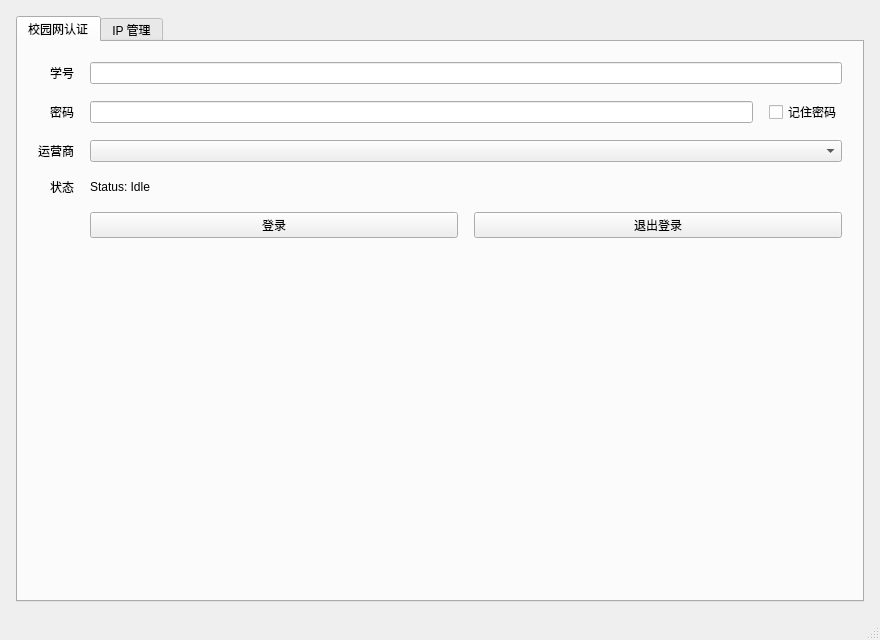
Qt form mainwindow.ui (D3nesyan/JMCampusNetLinker) before a commit.
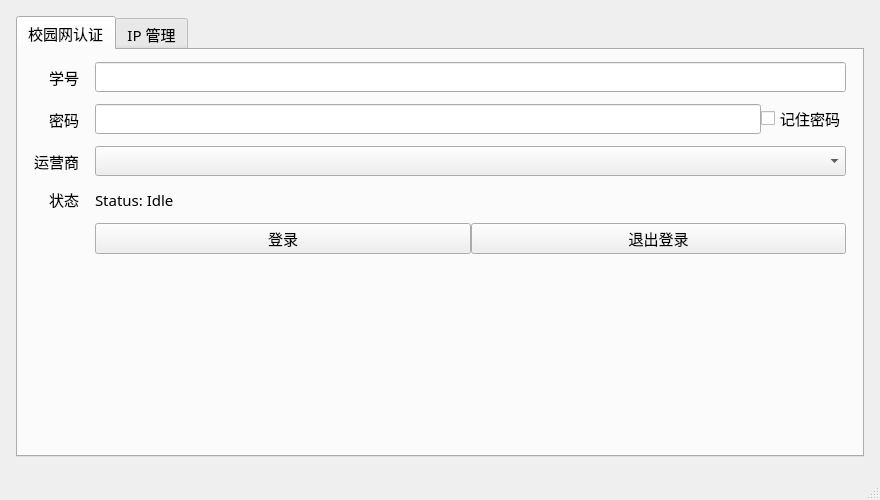
The same form after that commit.

Commit message:
feat: Bundle Maple Mono CN as project font
Bundle Maple Mono CN (Regular, Medium, Bold, Light weights) — an
open-source rounded monospaced font with full CJK support. Load via
QFontDatabase::addApplicationFont at startup, set as application
default font at 11pt Medium. Update mainwindow.ui font property.
https://github.com/subframe7536/maple-font

fix: Switch font weight to Regular

```diff
--- a/mainwindow.ui
+++ b/mainwindow.ui
@@ -7,12 +7,18 @@
     <x>0</x>
     <y>0</y>
     <width>880</width>
-    <height>640</height>
+    <height>500</height>
    </rect>
   </property>
   <property name="windowTitle">
    <string>MainWindow</string>
   </property>
+  <property name="font">
+   <font>
+    <family>Maple Mono CN</family>
+    <pointsize>11</pointsize>
+   </font>
+  </property>
   <widget class="QWidget" name="centralwidget">
    <layout class="QVBoxLayout" name="verticalLayout">
     <property name="leftMargin">
@@ -38,16 +44,16 @@
        </attribute>
        <layout class="QVBoxLayout" name="authTabLayout">
         <property name="leftMargin">
-         <number>20</number>
+         <number>16</number>
         </property>
         <property name="topMargin">
-         <number>20</number>
+         <number>12</number>
         </property>
         <property name="rightMargin">
-         <number>20</number>
+         <number>16</number>
         </property>
         <property name="bottomMargin">
-         <number>20</number>
+         <number>12</number>
         </property>
         <item>
          <layout class="QFormLayout" name="formLayout">
@@ -61,7 +67,7 @@
            <number>16</number>
           </property>
           <property name="verticalSpacing">
-           <number>16</number>
+           <number>12</number>
           </property>
           <item row="0" column="0">
            <widget class="QLabel" name="userIdTitleLabel">
@@ -141,19 +147,6 @@
           </item>
          </layout>
         </item>
-        <item>
-         <spacer name="authVerticalSpacer">
-          <property name="orientation">
-           <enum>Qt::Vertical</enum>
-          </property>
-          <property name="sizeHint" stdset="0">
-           <size>
-            <width>20</width>
-            <height>40</height>
-           </size>
-          </property>
-         </spacer>
-        </item>
        </layout>
       </widget>
       <widget class="QWidget" name="ipManagerTab">
```
The commit also changes 8 other files.
